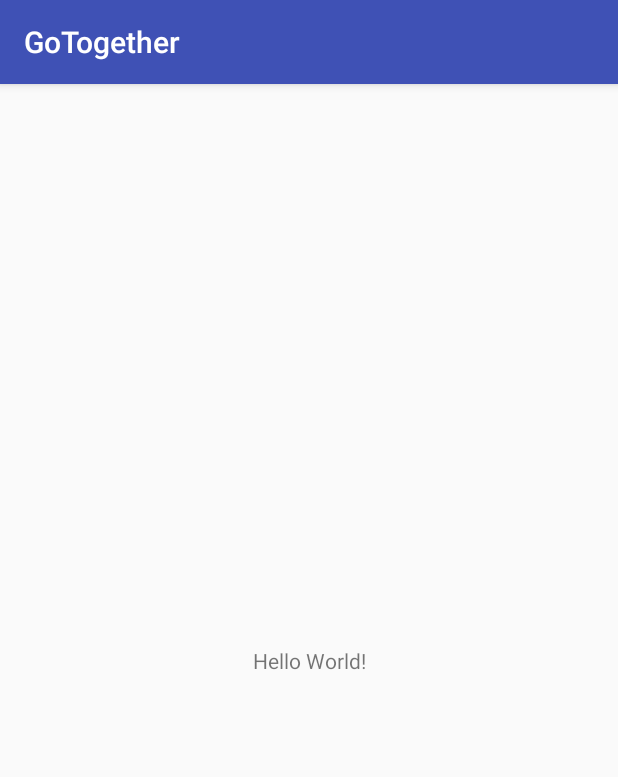
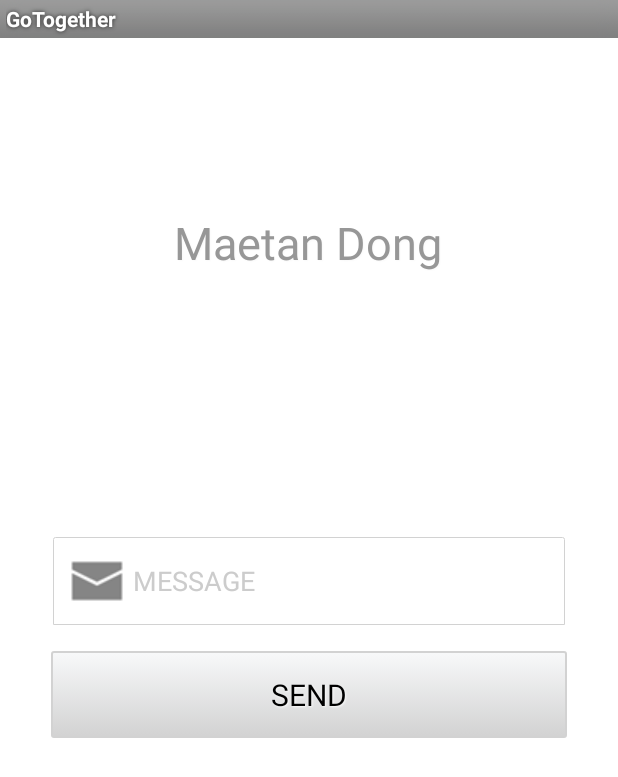
Before and after one commit to Maetan-dong/go-together, an Android app: the screen it shows after launch (MainActivity), on a phone screen of 412 x 824 dp. Shown: the top 777 px of the screen. Run offline under Robolectric (Android 15) with nearby library versions, the phone set to English and light mode, and no system bars.

Commit message:
Update UI prototype

```diff
--- a/app/src/main/java/gotogether/maetandong/com/gotogether/MainActivity.java
+++ b/app/src/main/java/gotogether/maetandong/com/gotogether/MainActivity.java
@@ -1,9 +1,9 @@
 package gotogether.maetandong.com.gotogether;
 
-import android.support.v7.app.AppCompatActivity;
+import android.app.Activity;
 import android.os.Bundle;
 
-public class MainActivity extends AppCompatActivity {
+public class MainActivity extends Activity {
 
     @Override
     protected void onCreate(Bundle savedInstanceState) {
--- /dev/null
+++ b/app/src/main/res/drawable/btn_send_message_bg.xml
@@ -0,0 +1,29 @@
+<?xml version="1.0" encoding="utf-8"?>
+<selector xmlns:android="http://schemas.android.com/apk/res/android">
+    <item  android:state_pressed="true" >
+        <shape>
+            <solid
+                android:color="#f8f9fa" />
+            <stroke
+                android:width="1dp"
+                android:color="#d2d2d2" />
+            <corners
+                android:radius="1dp" />
+
+        </shape>
+    </item>
+    <item>
+        <shape>
+            <gradient
+                android:startColor="#f8f9fa"
+                android:endColor="#d2d2d2"
+                android:angle="270" />
+            <stroke
+                android:width="1dp"
+                android:color="#d2d2d2" />
+            <corners
+                android:radius="1dp" />
+
+        </shape>
+    </item>
+</selector>
--- /dev/null
+++ b/app/src/main/res/drawable/et_message_bg.xml
@@ -0,0 +1,10 @@
+<?xml version="1.0" encoding="utf-8"?>
+<shape xmlns:android="http://schemas.android.com/apk/res/android"
+    android:shape="rectangle" android:padding="10dp">
+    <solid android:color="#FFFFFF"/>
+    <stroke
+        android:width=".05dp"
+        android:color="#d2d2d2" />
+    <corners android:topLeftRadius="1dp"
+        android:topRightRadius="1dp"/>
+</shape>
--- a/app/src/main/res/layout/activity_main.xml
+++ b/app/src/main/res/layout/activity_main.xml
@@ -1,18 +1,49 @@
 <?xml version="1.0" encoding="utf-8"?>
-<android.support.constraint.ConstraintLayout xmlns:android="http://schemas.android.com/apk/res/android"
-    xmlns:app="http://schemas.android.com/apk/res-auto"
+<RelativeLayout xmlns:android="http://schemas.android.com/apk/res/android"
     xmlns:tools="http://schemas.android.com/tools"
     android:layout_width="match_parent"
     android:layout_height="match_parent"
+    android:background="#ffffff"
+    android:paddingBottom="@dimen/activity_vertical_margin"
+    android:paddingLeft="@dimen/activity_horizontal_margin"
+    android:paddingRight="@dimen/activity_horizontal_margin"
+    android:paddingTop="@dimen/activity_vertical_margin"
     tools:context="gotogether.maetandong.com.gotogether.MainActivity">
 
     <TextView
-        android:layout_width="wrap_content"
+        android:layout_width="match_parent"
         android:layout_height="wrap_content"
-        android:text="Hello World!"
-        app:layout_constraintBottom_toBottomOf="parent"
-        app:layout_constraintLeft_toLeftOf="parent"
-        app:layout_constraintRight_toRightOf="parent"
-        app:layout_constraintTop_toTopOf="parent" />
+        android:padding="100dp"
+        android:text="Maetan Dong"
+        android:textAppearance="@style/MainFont" />
 
-</android.support.constraint.ConstraintLayout>
+    <LinearLayout
+        android:layout_width="match_parent"
+        android:layout_height="wrap_content"
+        android:layout_centerInParent="true"
+        android:orientation="vertical"
+        android:padding="10dp">
+
+        <EditText
+            android:id="@+id/edit_message"
+            android:layout_width="match_parent"
+            android:layout_height="wrap_content"
+            android:layout_margin="9dp"
+            android:background="@drawable/et_message_bg"
+            android:drawableLeft="@drawable/ic_message"
+            android:hint="MESSAGE"
+            android:padding="5dp"
+            android:textColorHint="#cccccc" />
+
+        <Button
+            android:id="@+id/button_send"
+            android:layout_width="match_parent"
+            android:layout_height="wrap_content"
+            android:layout_margin="8dp"
+            android:background="@drawable/btn_send_message_bg"
+            android:padding="15dp"
+            android:text="SEND"
+            android:textAppearance="@style/MainFont.Small" />
+
+    </LinearLayout>
+</RelativeLayout>
--- a/app/src/main/res/mipmap-anydpi-v26/ic_launcher.xml
+++ b/app/src/main/res/mipmap-anydpi-v26/ic_launcher.xml
@@ -1,5 +1,5 @@
 <?xml version="1.0" encoding="utf-8"?>
 <adaptive-icon xmlns:android="http://schemas.android.com/apk/res/android">
-    <background android:drawable="@drawable/ic_launcher_background" />
-    <foreground android:drawable="@drawable/ic_launcher_foreground" />
+    <background android:drawable="@drawable/ic_launcher_bg" />
+    <foreground android:drawable="@drawable/ic_launcher_fg" />
 </adaptive-icon>
--- a/app/src/main/res/mipmap-anydpi-v26/ic_launcher_round.xml
+++ b/app/src/main/res/mipmap-anydpi-v26/ic_launcher_round.xml
@@ -1,5 +1,5 @@
 <?xml version="1.0" encoding="utf-8"?>
 <adaptive-icon xmlns:android="http://schemas.android.com/apk/res/android">
-    <background android:drawable="@drawable/ic_launcher_background" />
-    <foreground android:drawable="@drawable/ic_launcher_foreground" />
+    <background android:drawable="@drawable/ic_launcher_bg" />
+    <foreground android:drawable="@drawable/ic_launcher_fg" />
 </adaptive-icon>
--- /dev/null
+++ b/app/src/main/res/values/dimens.xml
@@ -0,0 +1,8 @@
+<?xml version="1.0" encoding="utf-8"?>
+<resources>
+
+    <!-- Default screen margins, per the Android Design guidelines. -->
+    <dimen name="activity_horizontal_margin">16dp</dimen>
+    <dimen name="activity_vertical_margin">16dp</dimen>
+
+</resources>
--- a/app/src/main/res/values/styles.xml
+++ b/app/src/main/res/values/styles.xml
@@ -1,11 +1,41 @@
 <resources>
+    <!--
+        Base application theme, dependent on API level. This theme is replaced
+        by AppBaseTheme from res/values-vXX/styles.xml on newer devices.
+    -->
+    <style name="AppBaseTheme" parent="android:Theme.Light">
+        <!--
+            Theme customizations available in newer API levels can go in
+            res/values-vXX/styles.xml, while customizations related to
+            backward-compatibility can go here.
+        -->
+    </style>
 
-    <!-- Base application theme. -->
-    <style name="AppTheme" parent="Theme.AppCompat.Light.DarkActionBar">
-        <!-- Customize your theme here. -->
-        <item name="colorPrimary">@color/colorPrimary</item>
-        <item name="colorPrimaryDark">@color/colorPrimaryDark</item>
-        <item name="colorAccent">@color/colorAccent</item>
+    <!-- Application theme. -->
+    <style name="AppTheme" parent="AppBaseTheme">
+        <!-- All customizations that are NOT specific to a particular API-level can go here. -->
+    </style>
+
+    <style name="MainFont">
+        <item name="android:layout_width">fill_parent</item>
+        <item name="android:layout_height">wrap_content</item>
+        <item name="android:textColor">#979797</item>
+        <item name="android:gravity">center</item>
+        <item name="android:layout_margin">3dp</item>
+        <item name="android:textStyle">normal</item>
+        <item name="android:textSize">30sp</item>
+        <item name="android:shadowColor">#f9f9f9</item>
+        <item name="android:shadowDx">1</item>
+        <item name="android:shadowDy">1</item>
+        <item name="android:shadowRadius">1</item>
+    </style>
+
+    <style name="MainFont.Big">
+        <item name="android:textSize">40sp</item>
+    </style>
+
+    <style name="MainFont.Small">
+        <item name="android:textSize">20sp</item>
     </style>
 
 </resources>
--- a/build.gradle
+++ b/build.gradle
@@ -7,7 +7,7 @@ buildscript {
         jcenter()
     }
     dependencies {
-        classpath 'com.android.tools.build:gradle:3.0.0'
+        classpath 'com.android.tools.build:gradle:3.0.1'
 
 
         // NOTE: Do not place your application dependencies here; they belong
```
Also changed, not shown: app/src/main/res/drawable-v24/ic_launcher_fg.xml (renamed from app/src/main/res/drawable-v24/ic_launcher_foreground.xml), app/src/main/res/drawable/ic_launcher_bg.xml (renamed from app/src/main/res/drawable/ic_launcher_background.xml), app/src/main/res/drawable/ic_message.png (added).
